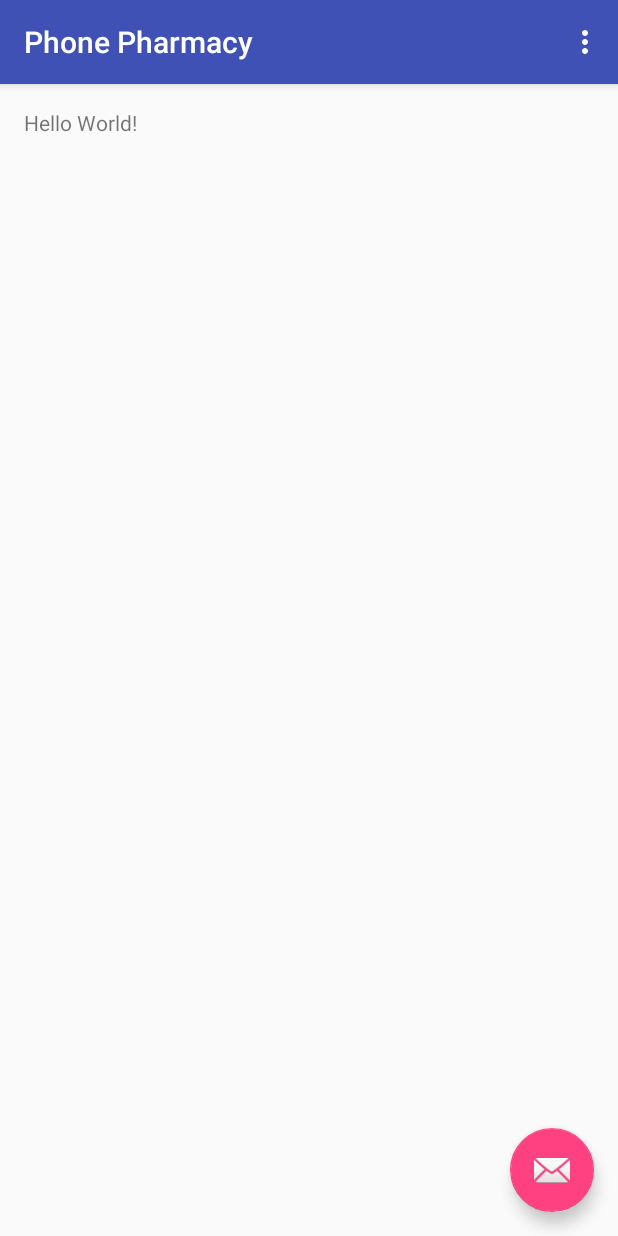
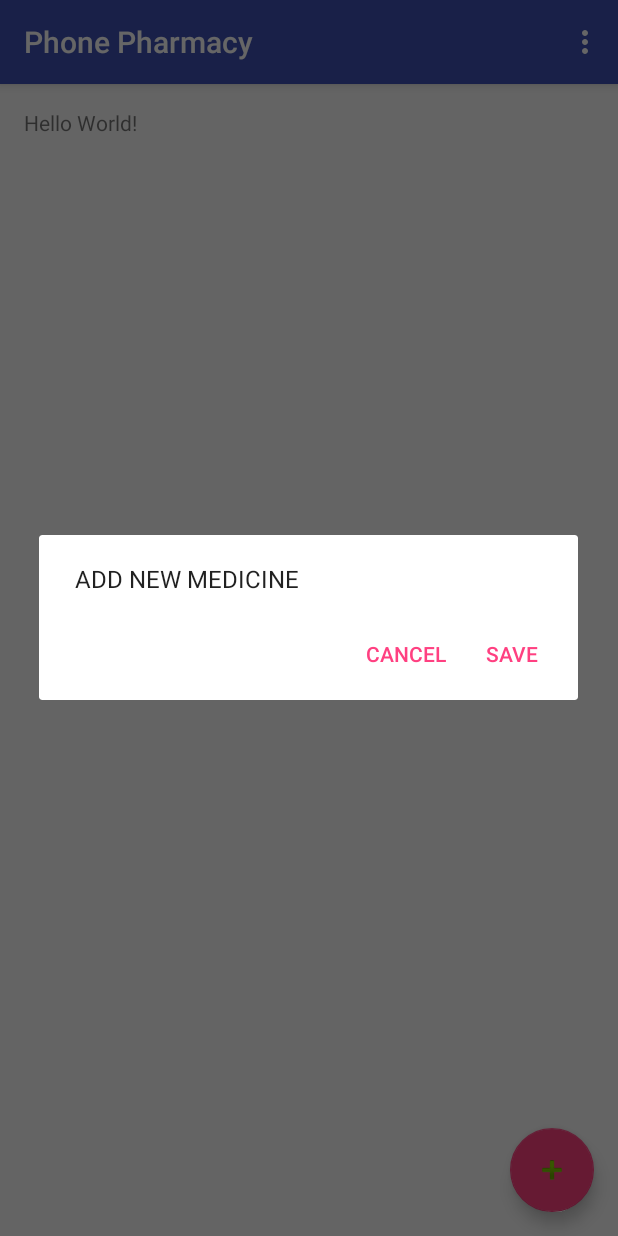
Before and after one commit to kawakuticode/Phone-Pharmacy, an Android app: the screen it shows after launch (MainActivity), after a tap on an icon or button, on a phone screen of 412 x 824 dp. Run offline under Robolectric (Android 15) with nearby library versions, the phone set to English and light mode, and no system bars; 2 statements that could not run were skipped.

```diff
--- a/app/src/main/java/com/code/kawakuti/phonepharmacy/MainActivity.java
+++ b/app/src/main/java/com/code/kawakuti/phonepharmacy/MainActivity.java
@@ -1,15 +1,26 @@
 package com.code.kawakuti.phonepharmacy;
 
+import android.app.AlertDialog;
+import android.app.Dialog;
+import android.content.DialogInterface;
 import android.os.Bundle;
 import android.support.design.widget.FloatingActionButton;
 import android.support.v7.app.AppCompatActivity;
 import android.support.v7.widget.Toolbar;
+import android.view.LayoutInflater;
 import android.view.Menu;
 import android.view.MenuItem;
 import android.view.View;
-import android.widget.Toast;
+
+import java.util.ArrayList;
+import java.util.List;
 
 public class MainActivity extends AppCompatActivity {
+
+
+
+    List<Med> listMeds = new ArrayList<Med>();
+    DataBaseHandler db;
 
     @Override
     protected void onCreate(Bundle savedInstanceState) {
@@ -18,17 +29,48 @@ public class MainActivity extends AppCompatActivity {
         Toolbar toolbar = (Toolbar) findViewById(R.id.toolbar);
         setSupportActionBar(toolbar);
 
+
+        db = new DataBaseHandler(getApplicationContext());
+
         FloatingActionButton fab = (FloatingActionButton) findViewById(R.id.fab);
         fab.setOnClickListener(new View.OnClickListener() {
             @Override
             public void onClick(View view) {
-
-                Toast.makeText(MainActivity.this, "Add a new medicine", Toast.LENGTH_SHORT).show();
-                /*Snackbar.make(view, "Replace with your own action", Snackbar.LENGTH_LONG)
-                        .setAction("Action", null).show();*/
+                addMedDialog().show();
             }
         });
     }
+
+
+    public Dialog addMedDialog () {
+         AlertDialog.Builder builder = new AlertDialog.Builder(MainActivity.this);
+        // Get the layout inflater
+        LayoutInflater inflater = MainActivity.this.getLayoutInflater();
+
+        // Inflate and set the layout for the dialog
+        // Pass null as the parent view because its going in the dialog layout
+        builder.setView(inflater.inflate(R.layout.dialog_addmed, null));
+        builder.setMessage(R.string.dialog_add)
+                .setPositiveButton(R.string.save, new DialogInterface.OnClickListener() {
+                    public void onClick(DialogInterface dialog, int id) {
+                        dialog.dismiss();
+                    }
+                })
+                .setNegativeButton(R.string.cancel, new DialogInterface.OnClickListener() {
+                    public void onClick(DialogInterface dialog, int id) {
+                       dialog.cancel();
+                    }
+                });
+        // Create the AlertDialog object and return it
+        return builder.create();
+
+    }
+
+
+
+
+
+
 
     @Override
     public boolean onCreateOptionsMenu(Menu menu) {
--- a/app/src/main/res/layout/activity_main.xml
+++ b/app/src/main/res/layout/activity_main.xml
@@ -29,6 +29,6 @@
         android:layout_height="wrap_content"
         android:layout_gravity="bottom|end"
         android:layout_margin="@dimen/fab_margin"
-        android:src="@android:drawable/ic_dialog_email" />
+        android:src="@android:drawable/ic_input_add" />
 
 </android.support.design.widget.CoordinatorLayout>
--- a/app/src/main/res/values/strings.xml
+++ b/app/src/main/res/values/strings.xml
@@ -1,4 +1,11 @@
 <resources>
     <string name="app_name">Phone Pharmacy</string>
     <string name="action_settings">Settings</string>
+    <string name="dialog_add">ADD NEW MEDICINE</string>
+    <string name="save">save</string>
+    <string name="cancel">cancel</string>
+    <string name="description_text">medicine description</string>
+    <string name="name_med">name of medicine</string>
+    <string name="choose_photo">choose pic</string>
+    <string name="pick_date">set expiration date</string>
 </resources>
```
